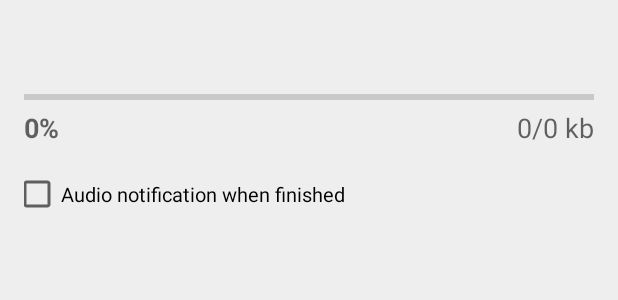
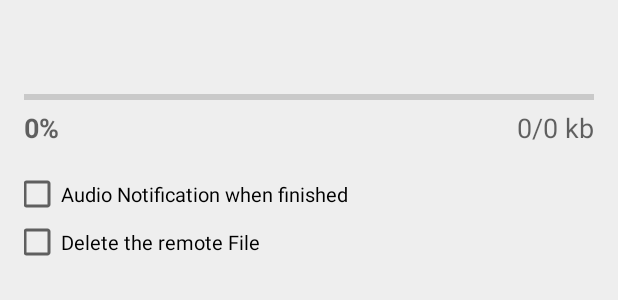
Before and after one commit to BasicAirData/AirDataBridge, an Android app: the layout fragment_downloaddialog.xml on its own in the app's theme, with its tools: preview values and no code run, on a phone screen of 412 x 824 dp. Shown: the top 300 px of the screen. Run offline under Robolectric (Android 15) with nearby library versions, the phone set to English and light mode, and no system bars.

Commit message:
Option to delete the remote file when download is completed

```diff
--- a/app/build.gradle
+++ b/app/build.gradle
@@ -8,7 +8,7 @@ android {
         minSdkVersion 14
         targetSdkVersion 25
         versionCode 1
-        versionName "0.5b_20180211"
+        versionName "0.5b_20180212"
         testInstrumentationRunner "android.support.test.runner.AndroidJUnitRunner"
     }
     buildTypes {
--- a/app/src/main/res/layout/fragment_downloaddialog.xml
+++ b/app/src/main/res/layout/fragment_downloaddialog.xml
@@ -69,4 +69,13 @@
         android:layout_height="wrap_content"
         android:textAppearance="@style/TextAppearanceLargeUM"/>
 
+    <CheckBox
+        android:id="@+id/id_downloaddialog_delete_remote_file"
+        android:text="@string/dlg_download_delete_remote_file"
+        android:layout_below="@id/id_downloaddialog_notify"
+        android:layout_alignLeft="@id/id_downloaddialog_notify"
+        android:layout_width="wrap_content"
+        android:layout_height="wrap_content"
+        android:textAppearance="@style/TextAppearanceLargeUM"/>
+
 </RelativeLayout>
--- a/app/src/main/res/values/strings.xml
+++ b/app/src/main/res/values/strings.xml
@@ -77,7 +77,8 @@
     <string name="dlg_new_remote_logfile_title">New Remote Log file</string>
     <string name="dlg_new_local_logfile_title">New Local Recording</string>
     <string name="dlg_download_the_file">Downloading %1$s ...</string>
-    <string name="dlg_download_notification">Audio notification when finished</string>
+    <string name="dlg_download_notification">Audio Notification when finished</string>
+    <string name="dlg_download_delete_remote_file">Delete the remote File</string>
     <string name="ok">Ok</string>
     <string name="yes">Yes</string>
     <string name="no">No</string>
```
Also changed, not shown: app/src/main/java/eu/basicairdata/airdatabridge/AirDataBridgeApplication.java (+11 -5 lines), app/src/main/java/eu/basicairdata/airdatabridge/FragmentDownloadDialog.java (+13 -2 lines).
